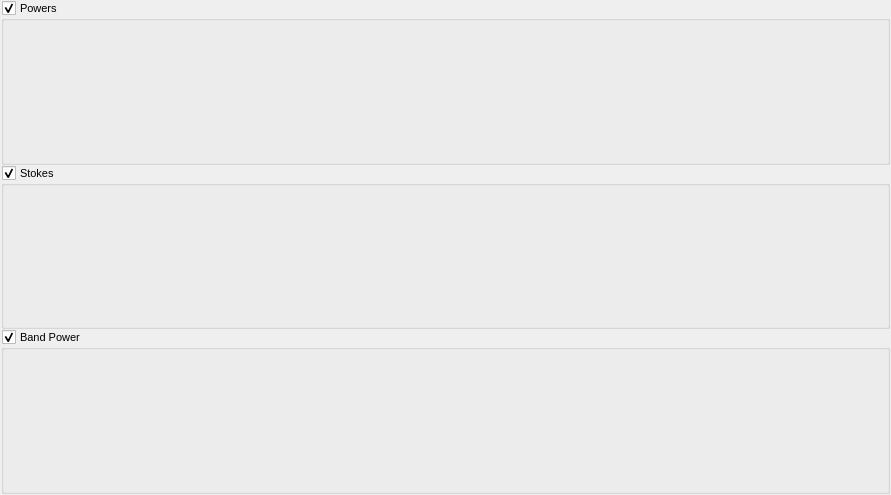
ska-sa/AVNSignalAnalyser, file PlotsWidget.ui: the form before one commit.
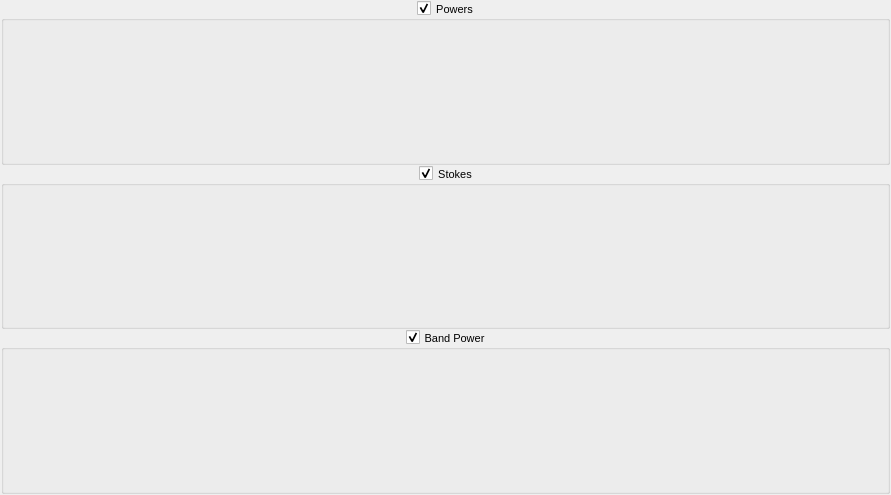
The form after the commit.

Commit message: Implementation of optional waterfall plots for all framed data plots.

```diff
--- a/PlotsWidget.ui
+++ b/PlotsWidget.ui
@@ -45,6 +45,9 @@
      <property name="title">
       <string>Powers</string>
      </property>
+     <property name="alignment">
+      <set>Qt::AlignCenter</set>
+     </property>
      <property name="checkable">
       <bool>true</bool>
      </property>
@@ -74,6 +77,9 @@
      <property name="title">
       <string>Stokes</string>
      </property>
+     <property name="alignment">
+      <set>Qt::AlignCenter</set>
+     </property>
      <property name="checkable">
       <bool>true</bool>
      </property>
@@ -106,6 +112,9 @@
      <property name="title">
       <string>Band Power</string>
      </property>
+     <property name="alignment">
+      <set>Qt::AlignCenter</set>
+     </property>
      <property name="checkable">
       <bool>true</bool>
      </property>
```
Left out of the diff: 21 changed lines with no effect on the pictures. The commit also changes 3 other files.
